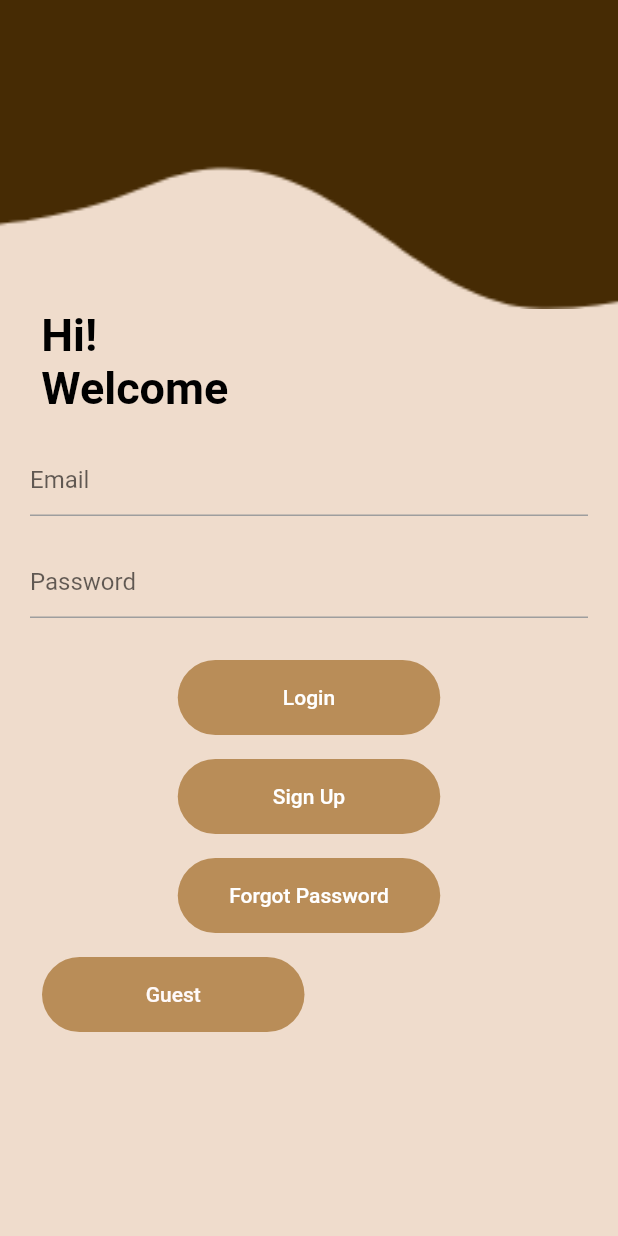
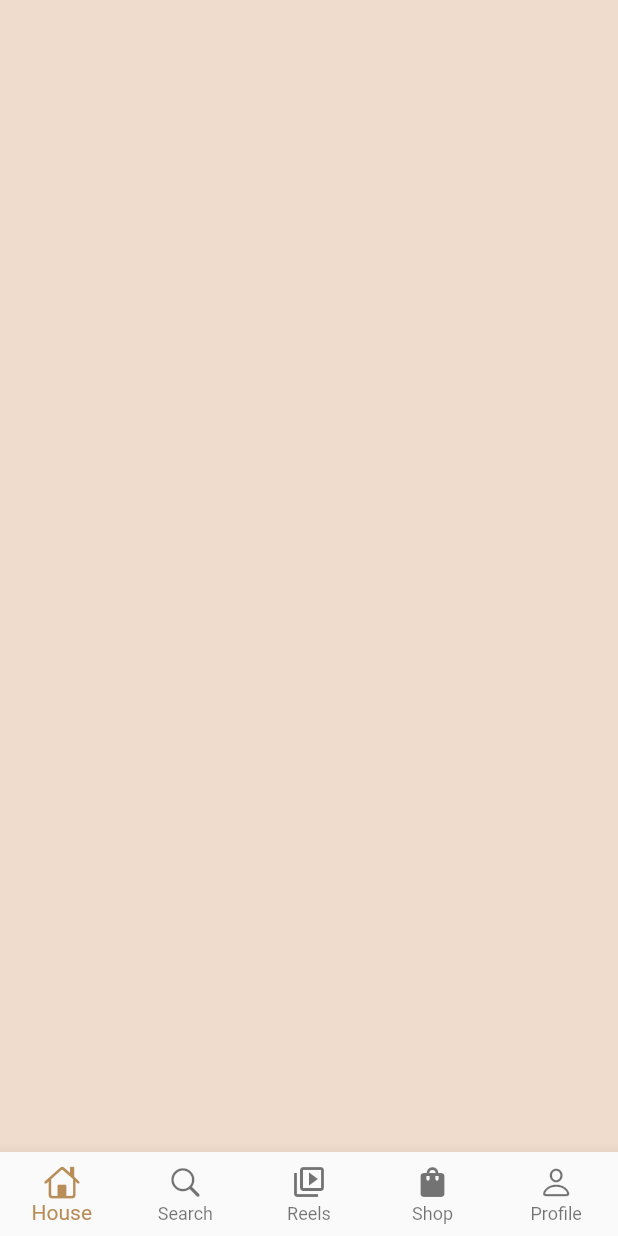
Before and after one commit to 404ibra/CoffeeShop, a Flutter app: the screen it shows after launch, on a phone screen of 412 x 824 dp. Run offline on Flutter 3.47's test engine with Material 2 defaults, Android fonts, the phone set to English and light mode, and no system bars; our stand-ins replace cloud_firestore, firebase_auth, firebase_core; accounts and stored records are empty.

Commit message:
Coffee shop update
added tab bar controller

```diff
--- a/loginpage/page/lib/main.dart
+++ b/loginpage/page/lib/main.dart
@@ -4,6 +4,7 @@ import 'package:firebase_core/firebase_core.dart';
 import 'package:page/pages/auth/login_page.dart';
 import 'package:page/pages/auth/sign_up.dart';
 import 'package:page/pages/home_page.dart';
+import 'package:page/pages/tab_bar_controller.dart';
 import 'package:page/utils/customColors.dart';
 import 'firebase_options.dart';
 
@@ -33,7 +34,7 @@ class MyApp extends StatelessWidget {
         scaffoldBackgroundColor: CustomColors.backgroundColor
       ),
       debugShowCheckedModeBanner: false,
-      home: const LoginPage(),
+      home: const TabBarController(),
     );
   }
 }
--- /dev/null
+++ b/loginpage/page/lib/pages/tab_bar_controller.dart
@@ -0,0 +1,35 @@
+import 'package:flutter/cupertino.dart';
+import 'package:flutter/material.dart';
+import 'package:page/utils/customColors.dart';
+
+class TabBarController extends StatefulWidget {
+  const TabBarController({super.key});
+
+  @override
+  State<TabBarController> createState() => _TabBarControllerState();
+}
+
+class _TabBarControllerState extends State<TabBarController> {
+  @override
+  Widget build(BuildContext context) {
+    return Scaffold(
+
+      bottomNavigationBar: BottomNavigationBar(
+        type: BottomNavigationBarType.fixed,
+        selectedItemColor: CustomColors.customButtonColor,
+        items: [
+            _bottomNavigationBarItem(CupertinoIcons.house, "House"),
+            _bottomNavigationBarItem(CupertinoIcons.search, "Search"),
+            _bottomNavigationBarItem(Icons.video_library_outlined, "Reels"),
+            _bottomNavigationBarItem(Icons.shopping_bag, "Shop"),
+            _bottomNavigationBarItem(CupertinoIcons.person, "Profile")
+
+
+      ]),
+    );
+  }
+
+  BottomNavigationBarItem _bottomNavigationBarItem(
+          IconData iconData, String label) =>
+      BottomNavigationBarItem(icon: Icon(iconData), label: label);
+}
--- a/loginpage/page/lib/service/auth_service.dart
+++ b/loginpage/page/lib/service/auth_service.dart
@@ -7,6 +7,7 @@ class AuthService {
   final firebaseAuth = FirebaseAuth.instance;
   final firebaseFirestore = FirebaseFirestore.instance;
 
+//sign in a
   Future signInAnonymous() async {
     try {
       final result = await firebaseAuth.signInAnonymously();
@@ -17,7 +18,7 @@ class AuthService {
       return null;
     }
   }
-
+//forgot password function...
   Future forgotPassword(String email) async {
     try {
       final result = await firebaseAuth.sendPasswordResetEmail(email: email);
```
